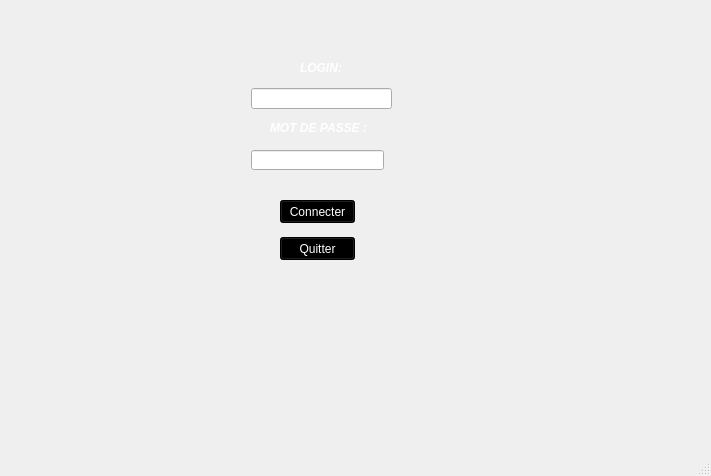
Above: mainwindow.ui from marwenmaalawi/projet2A before the change. Below: the same form after it.
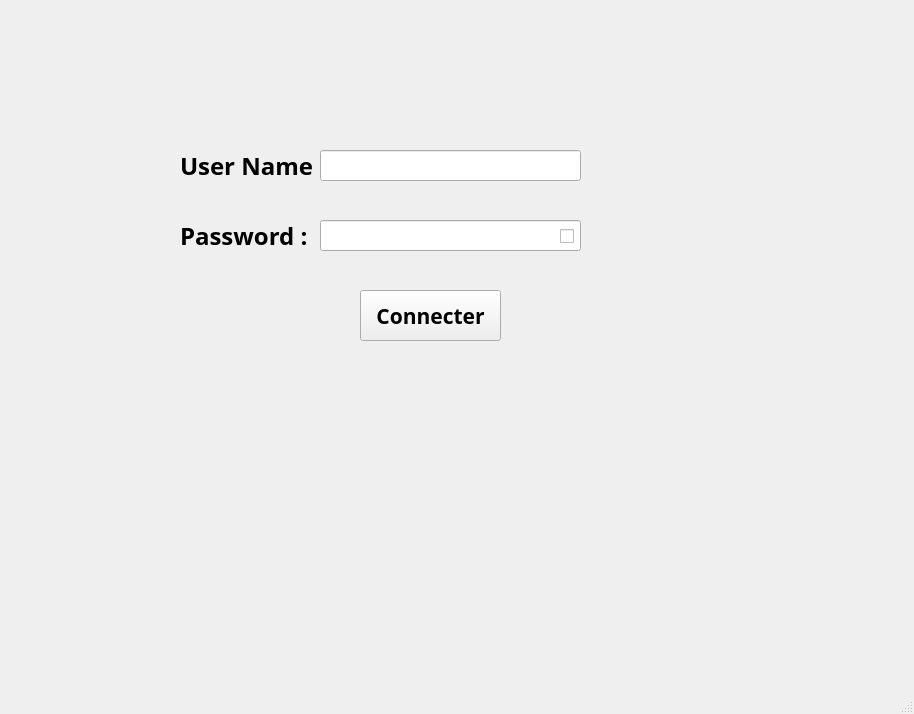
That is the form after the change. Icons and pictures are not drawn.

What changed in the file:
```diff
--- a/mainwindow.ui
+++ b/mainwindow.ui
@@ -6,8 +6,8 @@
    <rect>
     <x>0</x>
     <y>0</y>
-    <width>711</width>
-    <height>476</height>
+    <width>914</width>
+    <height>714</height>
    </rect>
   </property>
   <property name="windowTitle">
@@ -36,99 +36,100 @@
    <widget class="QLabel" name="label">
     <property name="geometry">
      <rect>
-      <x>300</x>
-      <y>60</y>
-      <width>42</width>
-      <height>16</height>
+      <x>180</x>
+      <y>150</y>
+      <width>151</width>
+      <height>31</height>
      </rect>
     </property>
-    <property name="styleSheet">
-     <string notr="true">color: rgb(255, 255, 255);</string>
+    <property name="font">
+     <font>
+      <family>Script MT Bold</family>
+      <pointsize>18</pointsize>
+      <weight>75</weight>
+      <bold>true</bold>
+     </font>
     </property>
     <property name="text">
-     <string>&lt;html&gt;&lt;head/&gt;&lt;body&gt;&lt;p&gt;&lt;span style=&quot; font-size:9pt; font-weight:600; font-style:italic;&quot;&gt;LOGIN:&lt;/span&gt;&lt;/p&gt;&lt;/body&gt;&lt;/html&gt;</string>
+     <string>User Name :</string>
     </property>
    </widget>
    <widget class="QLineEdit" name="lineEdit">
     <property name="geometry">
      <rect>
-      <x>251</x>
-      <y>88</y>
+      <x>320</x>
+      <y>150</y>
+      <width>261</width>
+      <height>31</height>
+     </rect>
+    </property>
+   </widget>
+   <widget class="QPushButton" name="pushButton">
+    <property name="geometry">
+     <rect>
+      <x>360</x>
+      <y>290</y>
       <width>141</width>
-      <height>21</height>
+      <height>51</height>
      </rect>
     </property>
-    <property name="styleSheet">
-     <string notr="true">color: rgb(255, 255, 255);</string>
+    <property name="font">
+     <font>
+      <family>Script MT Bold</family>
+      <pointsize>16</pointsize>
+      <weight>75</weight>
+      <bold>true</bold>
+     </font>
+    </property>
+    <property name="text">
+     <string>Connecter</string>
     </property>
    </widget>
    <widget class="QLabel" name="label_2">
     <property name="geometry">
      <rect>
-      <x>270</x>
-      <y>120</y>
-      <width>100</width>
-      <height>16</height>
+      <x>180</x>
+      <y>220</y>
+      <width>141</width>
+      <height>31</height>
      </rect>
     </property>
-    <property name="styleSheet">
-     <string notr="true">color: rgb(255, 255, 255);</string>
+    <property name="font">
+     <font>
+      <family>Script MT Bold</family>
+      <pointsize>18</pointsize>
+      <weight>75</weight>
+      <bold>true</bold>
+     </font>
     </property>
     <property name="text">
-     <string>&lt;html&gt;&lt;head/&gt;&lt;body&gt;&lt;p&gt;&lt;span style=&quot; font-size:9pt; font-weight:600; font-style:italic;&quot;&gt;MOT DE PASSE :&lt;/span&gt;&lt;/p&gt;&lt;/body&gt;&lt;/html&gt;</string>
+     <string>Password :</string>
     </property>
    </widget>
    <widget class="QLineEdit" name="lineEdit_2">
     <property name="geometry">
      <rect>
-      <x>251</x>
-      <y>150</y>
-      <width>133</width>
-      <height>20</height>
+      <x>320</x>
+      <y>220</y>
+      <width>261</width>
+      <height>31</height>
      </rect>
     </property>
-    <property name="styleSheet">
-     <string notr="true">color: rgb(255, 255, 255);</string>
-    </property>
     <property name="echoMode">
      <enum>QLineEdit::Password</enum>
     </property>
    </widget>
-   <widget class="QPushButton" name="pushButton">
+   <widget class="QCheckBox" name="checkBox">
     <property name="geometry">
      <rect>
-      <x>280</x>
-      <y>200</y>
-      <width>75</width>
-      <height>23</height>
+      <x>560</x>
+      <y>226</y>
+      <width>20</width>
+      <height>21</height>
      </rect>
     </property>
-    <property name="styleSheet">
-     <string notr="true">font: 75 8pt &quot;MS Shell Dlg 2&quot;;
-background-color: rgb(0, 0, 0);
-color: rgb(255, 255, 255);</string>
-    </property>
     <property name="text">
-     <string>Connecter</string>
-    </property>
-   </widget>
-   <widget class="QPushButton" name="pushButton_2">
-    <property name="geometry">
-     <rect>
-      <x>280</x>
-      <y>237</y>
-      <width>75</width>
-      <height>23</height>
-     </rect>
-    </property>
-    <property name="styleSheet">
-     <string notr="true">font: 75 8pt &quot;MS Shell Dlg 2&quot;;
-color: rgb(255, 255, 255);
-background-color: rgb(0, 0, 0);
-</string>
-    </property>
-    <property name="text">
-     <string>Quitter</string>
+     <string/>
     </property>
    </widget>
   </widget>
```
Left out of the diff: 21 changed lines with no effect on the pictures.
